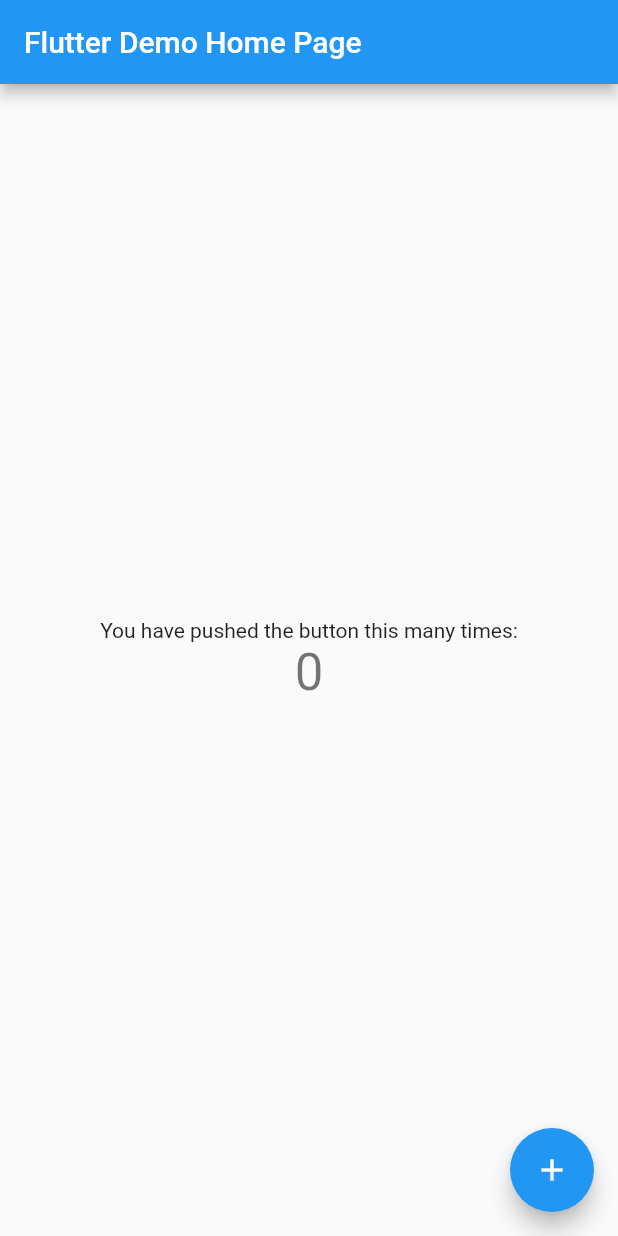
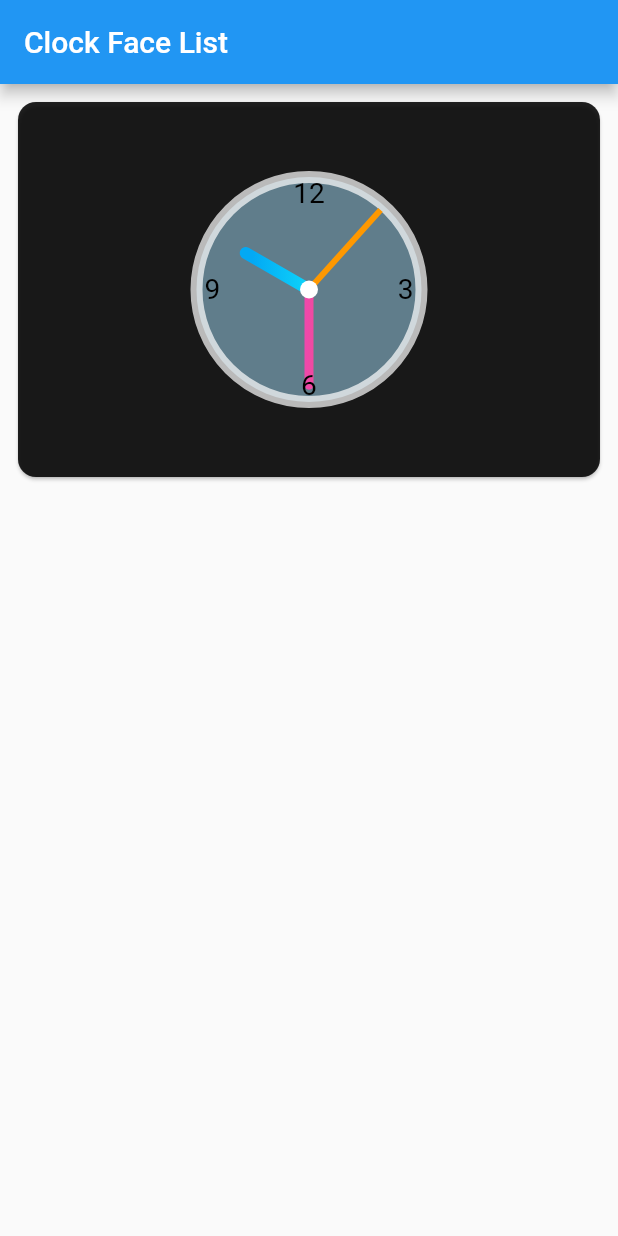
Before and after one commit to islamdidarmd/flutter-playground, a Flutter app: the screen it shows after launch, on a phone screen of 412 x 824 dp. Run offline on Flutter 3.47's test engine with Material 2 defaults, Android fonts, the light colour scheme and no system bars.

Commit message:
Add Classic Clock Face

```diff
--- /dev/null
+++ b/lib/clock_face_list.dart
@@ -0,0 +1,19 @@
+import 'package:custom_clock_designs/clock_faces/classic_clock_painter.dart';
+import 'package:flutter/material.dart';
+
+class ClockFaceList extends StatelessWidget {
+  const ClockFaceList({Key? key}) : super(key: key);
+
+  @override
+  Widget build(BuildContext context) {
+    return Scaffold(
+      appBar: AppBar(
+        title: const Text('Clock Face List'),
+      ),
+      body: ListView(
+        shrinkWrap: true,
+        children: const [ClassicClockWidget()],
+      ),
+    );
+  }
+}
--- /dev/null
+++ b/lib/clock_faces/classic_clock_painter.dart
@@ -0,0 +1,178 @@
+import 'dart:async';
+import 'dart:math';
+
+import 'painter_utils.dart';
+import 'package:flutter/material.dart';
+
+class ClassicClockWidget extends StatefulWidget {
+  const ClassicClockWidget({Key? key}) : super(key: key);
+
+  @override
+  _ClassicClockWidgetState createState() => _ClassicClockWidgetState();
+}
+
+class _ClassicClockWidgetState extends State<ClassicClockWidget> {
+  late Timer timer;
+
+  @override
+  void initState() {
+    super.initState();
+    timer = Timer.periodic(const Duration(seconds: 1), (timer) {
+      setState(() {});
+    });
+  }
+
+  @override
+  Widget build(BuildContext context) {
+    return Card(
+      margin: const EdgeInsets.symmetric(horizontal: 12, vertical: 12),
+      shape: RoundedRectangleBorder(borderRadius: BorderRadius.circular(12)),
+      color: Colors.black87,
+      child: SizedBox(
+        height: 250,
+        child: CustomPaint(
+          painter: _ClockPainter(),
+        ),
+      ),
+    );
+  }
+
+  @override
+  void dispose() {
+    timer.cancel();
+    super.dispose();
+  }
+}
+
+class _ClockPainter extends CustomPainter {
+  final strokePaint = Paint()
+    ..color = Colors.white70
+    ..style = PaintingStyle.stroke
+    ..strokeWidth = 8;
+
+  final fillPaint = Paint()
+    ..color = Colors.blueGrey
+    ..style = PaintingStyle.fill;
+
+  final centerFillPaint = Paint()
+    ..color = Colors.white
+    ..style = PaintingStyle.fill;
+
+  final secHandPaint = Paint()
+    ..color = Colors.orange
+    ..style = PaintingStyle.stroke
+    ..strokeWidth = 4;
+
+  @override
+  void paint(Canvas canvas, Size size) {
+    final circleRadius = min(size.width, size.height) / 2 - 50;
+    final secHandLength = circleRadius - (circleRadius * .05);
+    final minHandLength = circleRadius - (circleRadius * .15);
+    final hourHandLength = circleRadius - (circleRadius * .35);
+
+    final centerX = size.width / 2;
+    final centerY = size.height / 2;
+    final center = Offset(centerX, centerY);
+
+    final minHandPaint = Paint()
+      ..shader = const LinearGradient(colors: [
+        Colors.purpleAccent,
+        Colors.redAccent
+      ]).createShader(Rect.fromCircle(center: center, radius: circleRadius / 2))
+      ..color = Colors.orange
+      ..style = PaintingStyle.stroke
+      ..strokeCap = StrokeCap.round
+      ..strokeWidth = 6;
+
+    final hourHandPaint = Paint()
+      ..shader = const LinearGradient(colors: [
+        Colors.lightBlue,
+        Colors.cyanAccent
+      ]).createShader(Rect.fromCircle(center: center, radius: circleRadius / 2))
+      ..color = Colors.orange
+      ..style = PaintingStyle.stroke
+      ..strokeCap = StrokeCap.round
+      ..strokeWidth = 8;
+
+    canvas.drawCircle(center, circleRadius, fillPaint);
+    canvas.drawCircle(center, circleRadius, strokePaint);
+
+    final dateTime = DateTime.now();
+    final secHandX =
+        centerX + secHandLength * sin(dateTime.second * 6 * pi / 180);
+    final secHandY =
+        centerY + secHandLength * -cos(dateTime.second * 6 * pi / 180);
+
+    final minHandX =
+        centerX + minHandLength * sin(dateTime.minute * 6 * pi / 180);
+    final minHandY =
+        centerY + minHandLength * -cos(dateTime.minute * 6 * pi / 180);
+
+    final hourHandX = centerX +
+        hourHandLength * sin(((dateTime.hour % 12) * 5) * 6 * pi / 180);
+    final hourHandY = centerY +
+        hourHandLength * -cos(((dateTime.hour % 12) * 5) * 6 * pi / 180);
+
+    canvas.drawLine(center, Offset(secHandX, secHandY), secHandPaint);
+    canvas.drawLine(center, Offset(minHandX, minHandY), minHandPaint);
+    canvas.drawLine(center, Offset(hourHandX, hourHandY), hourHandPaint);
+
+    canvas.drawCircle(center, (circleRadius * .08), centerFillPaint);
+
+    final textPainter = getTextPainter(
+      text: '12',
+      width: size.width,
+      fontSize: circleRadius * .25,
+    );
+    textPainter.paint(
+      canvas,
+      Offset(
+        centerX - textPainter.width / 2,
+        centerY - circleRadius,
+      ),
+    );
+
+    final textPainter2 = getTextPainter(
+      text: '3',
+      width: size.width,
+      fontSize: circleRadius * .25,
+    );
+    textPainter2.paint(
+      canvas,
+      Offset(
+        centerX + circleRadius - textPainter2.width * 1.5,
+        centerY - textPainter2.height / 2,
+      ),
+    );
+
+    final textPainter3 = getTextPainter(
+      text: '6',
+      width: size.width,
+      fontSize: circleRadius * .25,
+    );
+    textPainter3.paint(
+      canvas,
+      Offset(
+        centerX - textPainter3.width / 2,
+        centerY + circleRadius - textPainter3.height,
+      ),
+    );
+
+    final textPainter4 = getTextPainter(
+      text: '9',
+      width: size.width,
+      fontSize: circleRadius * .25,
+    );
+    textPainter4.paint(
+        canvas,
+        Offset(
+          centerX - circleRadius + textPainter4.width / 2,
+          centerY - textPainter4.height / 2,
+        ));
+  }
+
+  @override
+  bool shouldRepaint(covariant CustomPainter oldDelegate) {
+    return true;
+  }
+}
--- /dev/null
+++ b/lib/clock_faces/painter_utils.dart
@@ -0,0 +1,20 @@
+import 'package:flutter/material.dart';
+
+TextPainter getTextPainter({
+  required String text,
+  required double fontSize,
+  required double width,
+}) {
+  final textPainter = TextPainter(
+    text: TextSpan(
+      text: text,
+      style: TextStyle(
+        color: Colors.black,
+        fontSize: fontSize,
+      ),
+    ),
+    textDirection: TextDirection.ltr,
+  );
+  textPainter.layout(minWidth: 0, maxWidth: width);
+  return textPainter;
+}
--- a/lib/main.dart
+++ b/lib/main.dart
@@ -1,115 +1,22 @@
 import 'package:flutter/material.dart';
 
+import 'clock_face_list.dart';
+
 void main() {
-  runApp(const MyApp());
+  runApp(const CustomClockDesignsApp());
 }
 
-class MyApp extends StatelessWidget {
-  const MyApp({Key? key}) : super(key: key);
+class CustomClockDesignsApp extends StatelessWidget {
+  const CustomClockDesignsApp({Key? key}) : super(key: key);
 
-  // This widget is the root of your application.
   @override
   Widget build(BuildContext context) {
     return MaterialApp(
-      title: 'Flutter Demo',
+      title: 'Custom Clock Designs',
       theme: ThemeData(
-        // This is the theme of your application.
-        //
-        // Try running your application with "flutter run". You'll see the
-        // application has a blue toolbar. Then, without quitting the app, try
-        // changing the primarySwatch below to Colors.green and then invoke
-        // "hot reload" (press "r" in the console where you ran "flutter run",
-        // or simply save your changes to "hot reload" in a Flutter IDE).
-        // Notice that the counter didn't reset back to zero; the application
-        // is not restarted.
         primarySwatch: Colors.blue,
       ),
-      home: const MyHomePage(title: 'Flutter Demo Home Page'),
+      home: const ClockFaceList(),
     );
   }
 }
-
-class MyHomePage extends StatefulWidget {
-  const MyHomePage({Key? key, required this.title}) : super(key: key);
-
-  // This widget is the home page of your application. It is stateful, meaning
-  // that it has a State object (defined below) that contains fields that affect
-  // how it looks.
-
-  // This class is the configuration for the state. It holds the values (in this
-  // case the title) provided by the parent (in this case the App widget) and
-  // used by the build method of the State. Fields in a Widget subclass are
-  // always marked "final".
-
-  final String title;
-
-  @override
-  State<MyHomePage> createState() => _MyHomePageState();
-}
-
-class _MyHomePageState extends State<MyHomePage> {
-  int _counter = 0;
-
-  void _incrementCounter() {
-    setState(() {
-      // This call to setState tells the Flutter framework that something has
-      // changed in this State, which causes it to rerun the build method below
-      // so that the display can reflect the updated values. If we changed
-      // _counter without calling setState(), then the build method would not be
-      // called again, and so nothing would appear to happen.
-      _counter++;
-    });
-  }
-
-  @override
-  Widget build(BuildContext context) {
-    // This method is rerun every time setState is called, for instance as done
-    // by the _incrementCounter method above.
-    //
-    // The Flutter framework has been optimized to make rerunning build methods
-    // fast, so that you can just rebuild anything that needs updating rather
-    // than having to individually change instances of widgets.
-    return Scaffold(
-      appBar: AppBar(
-        // Here we take the value from the MyHomePage object that was created by
-        // the App.build method, and use it to set our appbar title.
-        title: Text(widget.title),
-      ),
-      body: Center(
-        // Center is a layout widget. It takes a single child and positions it
-        // in the middle of the parent.
-        child: Column(
-          // Column is also a layout widget. It takes a list of children and
-          // arranges them vertically. By default, it sizes itself to fit its
-          // children horizontally, and tries to be as tall as its parent.
-          //
-          // Invoke "debug painting" (press "p" in the console, choose the
-          // "Toggle Debug Paint" action from the Flutter Inspector in Android
-          // Studio, or the "Toggle Debug Paint" command in Visual Studio Code)
-          // to see the wireframe for each widget.
-          //
-          // Column has various properties to control how it sizes itself and
-          // how it positions its children. Here we use mainAxisAlignment to
-          // center the children vertically; the main axis here is the vertical
-          // axis because Columns are vertical (the cross axis would be
-          // horizontal).
-          mainAxisAlignment: MainAxisAlignment.center,
-          children: <Widget>[
-            const Text(
-              'You have pushed the button this many times:',
-            ),
-            Text(
-              '$_counter',
-              style: Theme.of(context).textTheme.headline4,
-            ),
-          ],
-        ),
-      ),
-      floatingActionButton: FloatingActionButton(
-        onPressed: _incrementCounter,
-        tooltip: 'Increment',
-        child: const Icon(Icons.add),
-      ), // This trailing comma makes auto-formatting nicer for build methods.
-    );
-  }
-}
```
Also changed, not shown: 1 other file.
